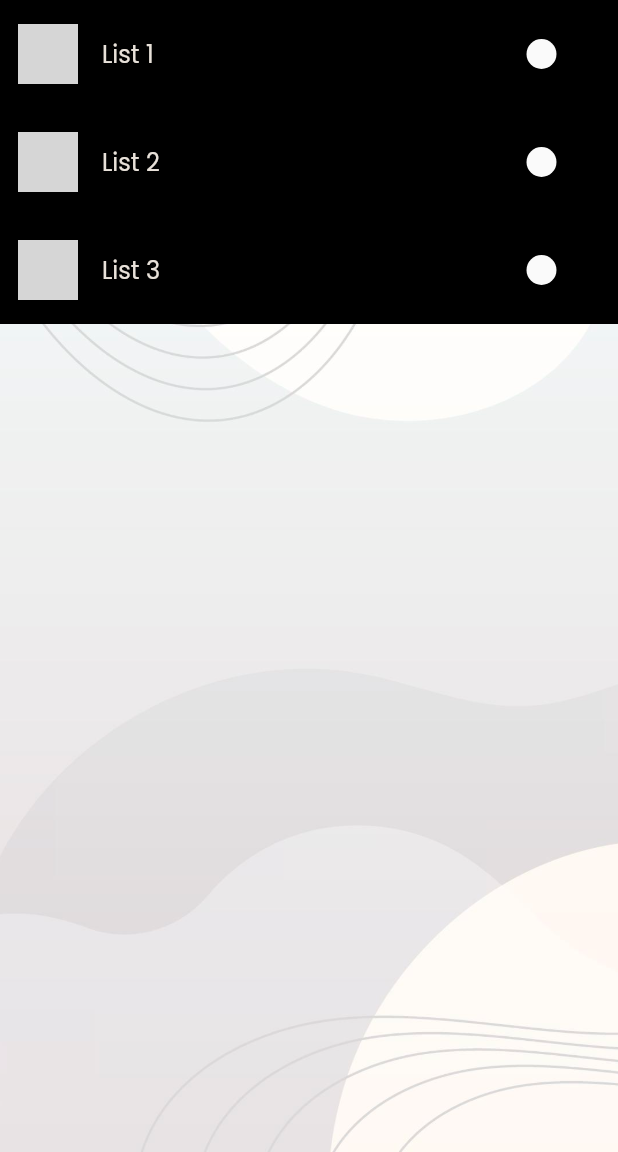
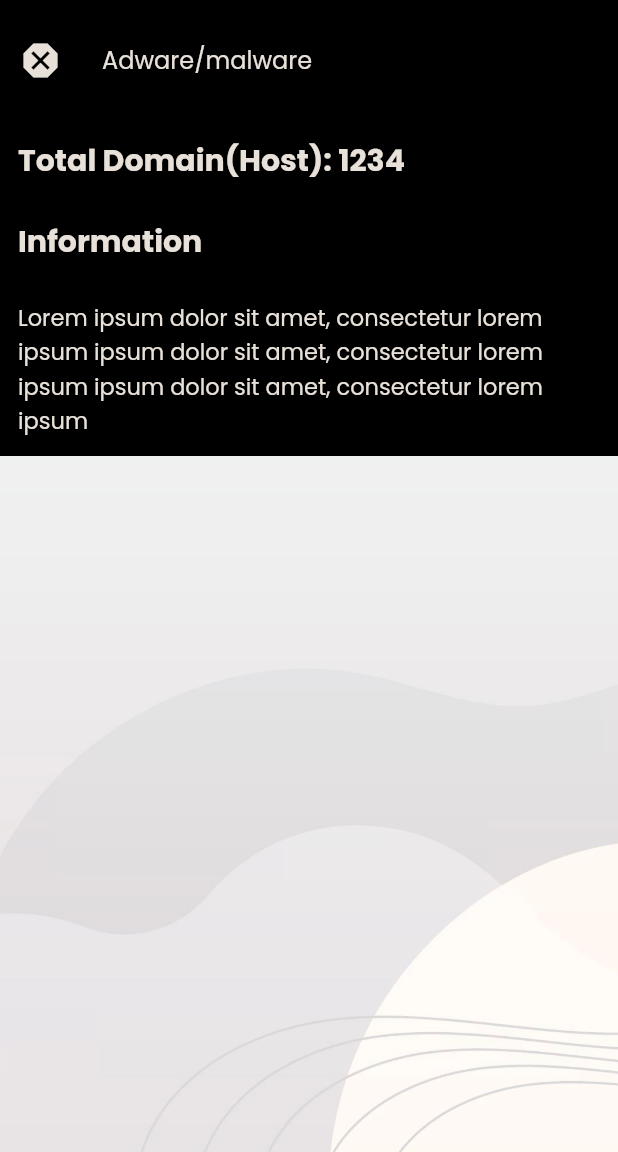
Before and after one commit to harunalbayrak/graduation-app, a Flutter app: the Filters screen opened by its route, after a tap on "List 1", on a phone screen of 412 x 824 dp, the part 84-1236 px from its top. Run offline on Flutter 3.47's test engine with Material 2 defaults, Android fonts, the light colour scheme and no system bars; drawn by our look-alikes of auto_size_text; our stand-ins replace easy_localization, fl_chart, persistent_bottom_nav_bar; missing offline and left inert: flutter_gradient_colors; network calls fail; grey boxes are pictures that could not be loaded.

Commit message:
Add Filters 2 Screen

```diff
--- a/lib/constants/env.dart
+++ b/lib/constants/env.dart
@@ -5,6 +5,11 @@ import 'package:graduation_app/constants/themes.dart';
 import 'package:graduation_app/constants/box_decorations.dart';
 import 'package:graduation_app/constants/text_styles.dart';
 import 'package:persistent_bottom_nav_bar/persistent-tab-view.dart';
+
+/* GENERAL */
+const double paddingMin = 8.0;
+const double paddingOverall = 12.0;
+const double borderRadiusMin = 4.0;
 
 /* BOTTOM BAR */
 const IconData bottomBarMainMenuIcon = Icons.home;
@@ -81,10 +86,6 @@ const IconData backupSettingsIcon = Icons.settings_backup_restore;
 const IconData advancedSettingsIcon = Icons.admin_panel_settings;
 const IconData batterySettingsIcon = Icons.power_settings_new_sharp;
 
-const double paddingMin = 8.0;
-const double paddingOverall = 12.0;
-const double borderRadiusMin = 4.0;
-
 /* BAR CHARTS */
 const double chartAspectRatio = 1.5;
 const double chartLeftInterval = 1;
--- a/lib/constants/text_styles.dart
+++ b/lib/constants/text_styles.dart
@@ -32,3 +32,12 @@ TextStyle textStyle5(BuildContext context, double scale) {
     fontSize: textScaleFactor * scale,
   );
 }
+
+TextStyle textStyle6(BuildContext context, int scale) {
+  var textScaleFactor = MediaQuery.of(context).textScaleFactor;
+
+  return TextStyle(
+    color: gray,
+    fontSize: textScaleFactor * scale,
+  );
+}
--- a/lib/main.dart
+++ b/lib/main.dart
@@ -1,5 +1,6 @@
 import 'package:flutter/material.dart';
 import 'package:graduation_app/ui/filters/filters.dart';
+import 'package:graduation_app/ui/filters/filters_2.dart';
 import 'package:graduation_app/ui/statistics/statistics.dart';
 import 'package:graduation_app/ui/settings/settings.dart';
 import 'package:graduation_app/ui/settings/general_settings.dart';
@@ -53,6 +54,7 @@ class MyApp extends StatelessWidget {
         '/activities': (context) => const Activities(),
         '/activities2': (context) => const Activities2(),
         '/filters': (context) => const Filters(),
+        '/filters2': (context) => const Filters2(),
         '/statistics': (context) => const Statistics(),
         '/settings': (context) => const Settings(),
         '/general_settings': (context) => const GeneralSettings(),
--- a/lib/ui/filters/filters.dart
+++ b/lib/ui/filters/filters.dart
@@ -1,9 +1,9 @@
 import 'package:flutter/material.dart';
-import 'package:graduation_app/constants/box_decorations.dart';
 import 'package:graduation_app/constants/text_styles.dart';
 import 'package:auto_size_text/auto_size_text.dart';
-import 'package:graduation_app/constants/colors.dart';
 import 'package:graduation_app/constants/env.dart';
+import 'package:graduation_app/ui/filters/filters_2.dart';
+import 'package:graduation_app/utils/page_route_utils.dart';
 import 'package:graduation_app/widgets/build_background.dart';
 
 class Filters extends StatefulWidget {
@@ -51,15 +51,7 @@ class _FiltersState extends State<Filters> {
   Widget buildListTiles(index) {
     return ListTile(
       onTap: () {
-        /*
-        pushNewScreenWithRouteSettings(
-          context,
-          settings: const RouteSettings(name: "/blocked_activities2"),
-          screen: const Filters2(),
-          withNavBar: true,
-          pageTransitionAnimation: PageTransitionAnimation.cupertino,
-        );
-        */
+        pageRoute(context, "/filters2", const Filters2());
       },
       contentPadding: const EdgeInsets.fromLTRB(filtersPaddingLR,
           filtersPaddingTB, filtersPaddingLR, filtersPaddingTB),
--- a/lib/ui/filters/filters_2.dart
+++ b/lib/ui/filters/filters_2.dart
@@ -0,0 +1,46 @@
+import 'package:flutter/material.dart';
+import 'package:graduation_app/constants/env.dart';
+import 'package:graduation_app/widgets/build_background.dart';
+import 'package:graduation_app/widgets/list_tiles.dart';
+import 'package:graduation_app/widgets/padding_bold_text.dart';
+import 'package:graduation_app/widgets/padding_light_text.dart';
+
+class Filters2 extends StatefulWidget {
+  const Filters2({Key? key}) : super(key: key);
+
+  @override
+  _Filters2State createState() => _Filters2State();
+}
+
+class _Filters2State extends State<Filters2> {
+  @override
+  Widget build(BuildContext context) {
+    return Scaffold(
+      appBar: AppBar(title: const Text('Filters')),
+      body: Stack(
+        children: [
+          buildBackground(),
+          buildListView(),
+        ],
+      ),
+    );
+  }
+
+  Widget buildListView() {
+    return Container(
+      padding: EdgeInsets.zero,
+      decoration: activitiesDecoration,
+      child: Column(
+        mainAxisSize: MainAxisSize.min,
+        crossAxisAlignment: CrossAxisAlignment.start,
+        children: [
+          buildListTile6(context, "Adware/malware", Icons.dangerous, 0),
+          paddingBoldText(context, "Total Domain(Host): 1234"),
+          paddingBoldText(context, "Information"),
+          paddingLightText(context,
+              "Lorem ipsum dolor sit amet, consectetur lorem ipsum ipsum dolor sit amet, consectetur lorem ipsum ipsum dolor sit amet, consectetur lorem ipsum"),
+        ],
+      ),
+    );
+  }
+}
--- a/lib/widgets/list_tiles.dart
+++ b/lib/widgets/list_tiles.dart
@@ -121,6 +121,8 @@ Widget buildListTile6(
         case 5:
           pageRoute(context, "/battery_settings", const BatterySettings());
           break;
+        default:
+          break;
       }
     },
   );
--- /dev/null
+++ b/lib/widgets/padding_light_text.dart
@@ -0,0 +1,13 @@
+import 'package:flutter/material.dart';
+import 'package:graduation_app/constants/text_styles.dart';
+import 'package:graduation_app/constants/env.dart';
+
+Widget paddingLightText(BuildContext context, String str) {
+  return Padding(
+    padding: const EdgeInsets.all(paddingOverall),
+    child: Text(
+      str,
+      style: textStyle6(context, 15),
+    ),
+  );
+}
```
